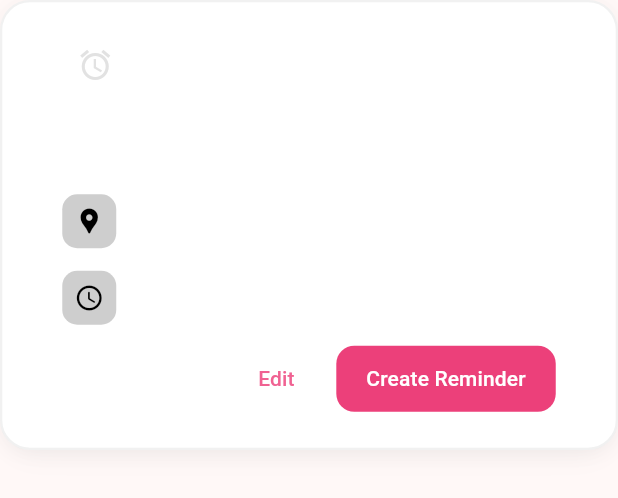
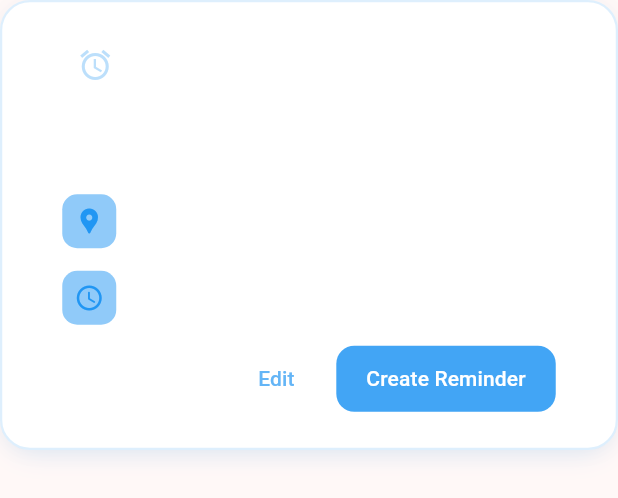
Before and after one commit to ThatLinuxGuyYouKnow/adaptive-textfield, a Flutter app: the TaskPreviewCard widget shown alone on an empty page, opened directly, on a phone screen of 412 x 824 dp. Shown: the top 498 px of the screen. Run offline on Flutter 3.47's test engine with Material 3 defaults, Android fonts, the phone set to English and light mode, and no system bars; our stand-ins replace google_fonts.

Commit message:
feature: re-coloured task preview

```diff
--- a/lib/UI/mainScreen.dart
+++ b/lib/UI/mainScreen.dart
@@ -12,7 +12,6 @@ class Mainscreen extends StatefulWidget {
   State<Mainscreen> createState() => _MainscreenState();
 }
 
-// In Mainscreen.dart
 class _MainscreenState extends State<Mainscreen> {
   String enteredText = "";
   Map<String, dynamic> eventData = {};
@@ -20,7 +19,7 @@ class _MainscreenState extends State<Mainscreen> {
 
   @override
   void dispose() {
-    _debouncer.dispose(); // Clean up the debouncer
+    _debouncer.dispose();
     super.dispose();
   }
 
@@ -69,17 +68,19 @@ class _MainscreenState extends State<Mainscreen> {
                 MainTextField(
                   onEditComplete: (string) {},
                   onEdit: (value) async {
+                    setState(() {});
                     enteredText = value;
+                    if (expandNow) {
+                      _debouncer.call(() async {
+                        print('debouncer hit');
 
-                    // Use the debouncer to delay the API call
-                    _debouncer.call(() async {
-                      if (expandNow) {
+                        print('debouncer 2');
                         final result = await checkInputType(enteredText);
                         setState(() {
                           eventData = result;
                         });
-                      }
-                    });
+                      });
+                    }
                   },
                 )
               ],
--- a/lib/UI/widgets/previewCard.dart
+++ b/lib/UI/widgets/previewCard.dart
@@ -223,7 +223,7 @@ class TaskPreviewCard extends StatelessWidget {
       decoration: BoxDecoration(
         borderRadius: BorderRadius.circular(20),
         color: Colors.white,
-        border: Border.all(color: Colors.grey.withOpacity(0.15), width: 1.5),
+        border: Border.all(color: Colors.blue.withOpacity(0.15), width: 1.5),
         boxShadow: [
           BoxShadow(
             color: Colors.grey.withOpacity(0.08),
@@ -232,7 +232,7 @@ class TaskPreviewCard extends StatelessWidget {
             spreadRadius: 0,
           ),
           BoxShadow(
-            color: Colors.grey.withOpacity(0.15),
+            color: Colors.blue.withOpacity(0.15),
             offset: const Offset(0, 6),
             blurRadius: 15,
             spreadRadius: -5,
@@ -258,7 +258,7 @@ class TaskPreviewCard extends StatelessWidget {
                 ),
                 Icon(
                   Icons.alarm,
-                  color: Colors.grey.withOpacity(0.3),
+                  color: Colors.blue.withOpacity(0.3),
                 )
               ],
             ),
@@ -279,12 +279,12 @@ class TaskPreviewCard extends StatelessWidget {
                 Container(
                   padding: const EdgeInsets.all(8),
                   decoration: BoxDecoration(
-                    color: Colors.grey.withOpacity(0.5),
+                    color: Colors.blue.withOpacity(0.5),
                     borderRadius: BorderRadius.circular(10),
                   ),
                   child: Icon(
                     Icons.location_pin,
-                    color: Colors.black,
+                    color: Colors.blue,
                     size: 20,
                   ),
                 ),
@@ -305,12 +305,12 @@ class TaskPreviewCard extends StatelessWidget {
                 Container(
                   padding: const EdgeInsets.all(8),
                   decoration: BoxDecoration(
-                    color: Colors.grey.withOpacity(0.5),
+                    color: Colors.blue.withOpacity(0.5),
                     borderRadius: BorderRadius.circular(10),
                   ),
                   child: Icon(
                     Icons.access_time_rounded,
-                    color: Colors.black,
+                    color: Colors.blue,
                     size: 20,
                   ),
                 ),
@@ -333,7 +333,7 @@ class TaskPreviewCard extends StatelessWidget {
                 TextButton(
                   onPressed: () {},
                   style: TextButton.styleFrom(
-                    foregroundColor: Colors.pink.shade300,
+                    foregroundColor: Colors.blue.shade300,
                   ),
                   child: const Text("Edit"),
                 ),
@@ -341,7 +341,7 @@ class TaskPreviewCard extends StatelessWidget {
                 ElevatedButton(
                   onPressed: () {},
                   style: ElevatedButton.styleFrom(
-                    backgroundColor: Colors.pink.shade400,
+                    backgroundColor: Colors.blue.shade400,
                     foregroundColor: Colors.white,
                     padding: const EdgeInsets.symmetric(
                         horizontal: 20, vertical: 12),
```
